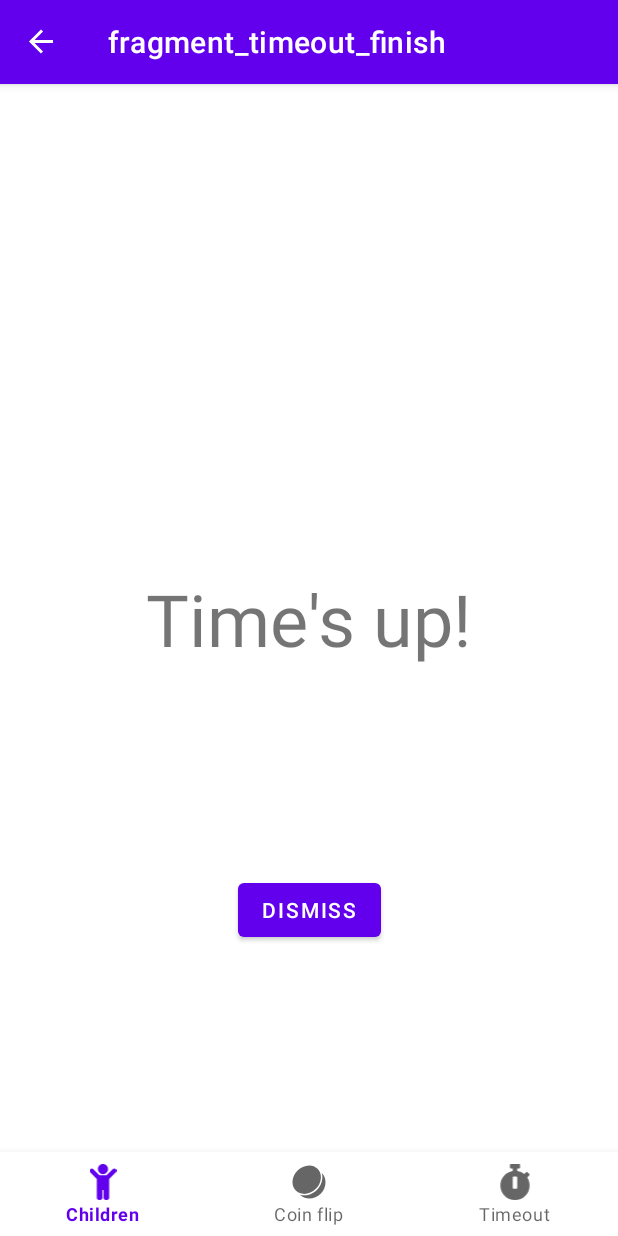
After one commit to corbinjensen/AndroidParentApp, an Android app: the TimeoutFinishFragment screen opened through its navigation route, on a phone screen of 412 x 824 dp. The commit adds this screen. Run offline under Robolectric (Android 15) with nearby library versions, the phone set to English and light mode, and no system bars; our stand-ins replace navigation-ui.

Commit message:
Set up new fragment when the timer reaches 0

```diff
--- /dev/null
+++ b/app/src/main/java/ca/sfu/fluorine/parentapp/view/timeout/TimeoutFinishFragment.java
@@ -0,0 +1,39 @@
+package ca.sfu.fluorine.parentapp.view.timeout;
+
+import android.os.Bundle;
+
+import androidx.annotation.NonNull;
+import androidx.annotation.Nullable;
+import androidx.fragment.app.Fragment;
+import androidx.navigation.Navigation;
+
+import android.view.LayoutInflater;
+import android.view.View;
+import android.view.ViewGroup;
+import android.widget.Button;
+
+import ca.sfu.fluorine.parentapp.R;
+import ca.sfu.fluorine.parentapp.databinding.FragmentTimeoutFinishBinding;
+
+public class TimeoutFinishFragment extends Fragment {
+	@Override
+	public View onCreateView(@NonNull LayoutInflater inflater,
+							 ViewGroup container,
+							 Bundle savedInstanceState) {
+		// Inflate the layout for this fragment
+		return FragmentTimeoutFinishBinding
+				.inflate(inflater, container, false)
+				.getRoot();
+	}
+
+	@Override
+	public void onViewCreated(@NonNull View view, @Nullable Bundle savedInstanceState) {
+		super.onViewCreated(view, savedInstanceState);
+
+		// Add listener to the button
+		Button dismissButton = FragmentTimeoutFinishBinding.bind(view).button;
+		dismissButton.setOnClickListener(btnView ->
+			Navigation.findNavController(view).navigate(R.id.return_to_timeout)
+		);
+	}
+}
--- /dev/null
+++ b/app/src/main/res/layout/fragment_timeout_finish.xml
@@ -0,0 +1,31 @@
+<?xml version="1.0" encoding="utf-8"?>
+<androidx.constraintlayout.widget.ConstraintLayout xmlns:android="http://schemas.android.com/apk/res/android"
+    xmlns:app="http://schemas.android.com/apk/res-auto"
+    xmlns:tools="http://schemas.android.com/tools"
+    android:id="@+id/frameLayout2"
+    android:layout_width="match_parent"
+    android:layout_height="match_parent"
+    tools:context=".view.timeout.TimeoutFinishFragment">
+
+    <TextView
+        android:id="@+id/finish_label"
+        android:layout_width="wrap_content"
+        android:layout_height="wrap_content"
+        android:text="@string/time_up"
+        android:textSize="48sp"
+        app:layout_constraintBottom_toBottomOf="parent"
+        app:layout_constraintEnd_toEndOf="parent"
+        app:layout_constraintStart_toStartOf="parent"
+        app:layout_constraintTop_toTopOf="parent" />
+
+    <Button
+        android:id="@+id/button"
+        android:layout_width="wrap_content"
+        android:layout_height="wrap_content"
+        android:text="@string/dismiss"
+        app:layout_constraintBottom_toBottomOf="parent"
+        app:layout_constraintEnd_toEndOf="parent"
+        app:layout_constraintStart_toStartOf="parent"
+        app:layout_constraintTop_toBottomOf="@+id/finish_label" />
+
+</androidx.constraintlayout.widget.ConstraintLayout>
--- a/app/src/main/res/navigation/mobile_navigation.xml
+++ b/app/src/main/res/navigation/mobile_navigation.xml
@@ -46,6 +46,9 @@
             android:name="duration"
             app:argType="integer"
             android:defaultValue="1" />
+        <action
+            android:id="@+id/redirect_to_end_screen"
+            app:destination="@id/timeoutFinishFragment" />
     </fragment>
 
     <dialog
@@ -59,4 +62,13 @@
             app:popUpTo="@id/navigation_timeout"
             app:popUpToInclusive="true"/>
     </dialog>
+    <fragment
+        android:id="@+id/timeoutFinishFragment"
+        android:name="ca.sfu.fluorine.parentapp.view.timeout.TimeoutFinishFragment"
+        android:label="fragment_timeout_finish"
+        tools:layout="@layout/fragment_timeout_finish" >
+        <action
+            android:id="@+id/return_to_timeout"
+            app:destination="@id/navigation_timeout" />
+    </fragment>
 </navigation>
--- a/app/src/main/res/values/strings.xml
+++ b/app/src/main/res/values/strings.xml
@@ -32,4 +32,6 @@
         <item>5</item>
         <item>10</item>
     </integer-array>
+    <string name="time_up">Time\'s up!</string>
+    <string name="dismiss">Dismiss</string>
 </resources>
```
